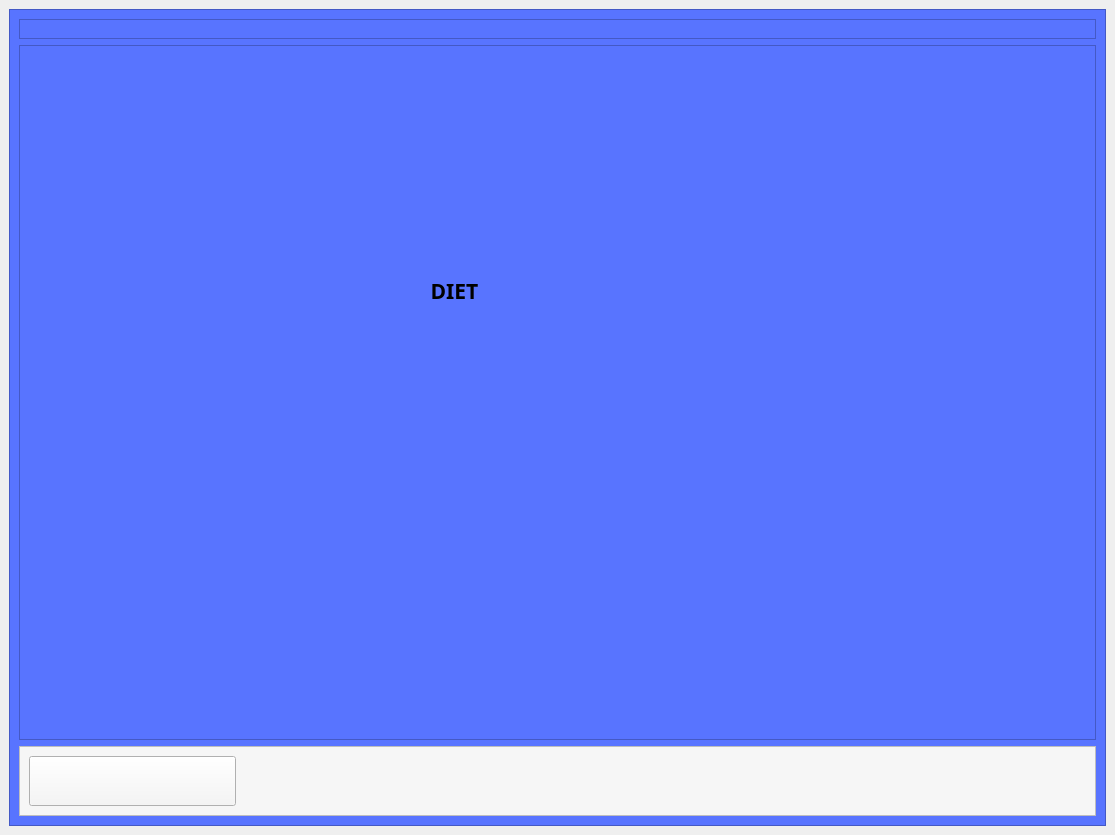
Before: the Qt Designer form ui/l_homepage.ui in neel-mistry/PoCoH-MiniProj, drawn with Qt 5.
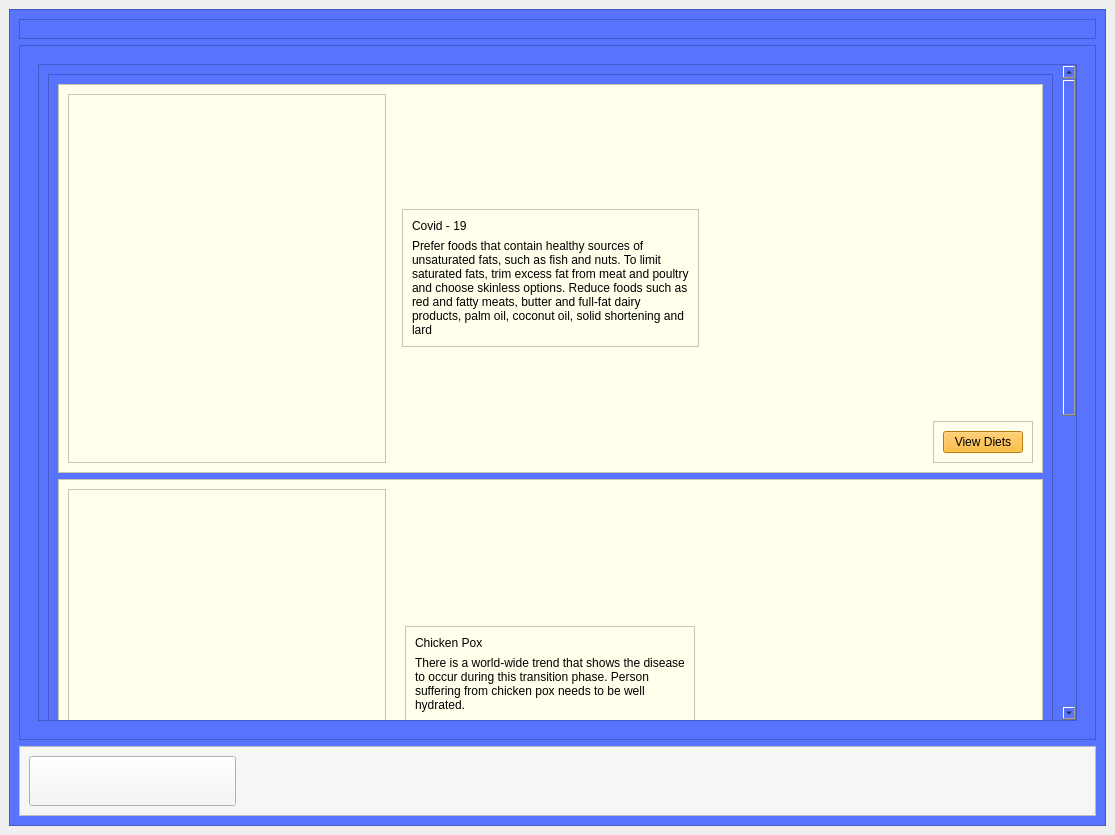
After: the same form once the commit is applied. The open tabs and pages were chosen to show the change. Icons and pictures are not drawn.

Commit message: added image and diet

```diff
--- a/ui/l_homepage.ui
+++ b/ui/l_homepage.ui
@@ -1271,29 +1271,390 @@
              </layout>
             </widget>
             <widget class="QWidget" name="diet">
-             <widget class="QLabel" name="label_16">
-              <property name="geometry">
-               <rect>
-                <x>300</x>
-                <y>170</y>
-                <width>251</width>
-                <height>131</height>
-               </rect>
-              </property>
-              <property name="font">
-               <font>
-                <family>Poppins</family>
-                <pointsize>16</pointsize>
-                <bold>true</bold>
-               </font>
-              </property>
-              <property name="text">
-               <string>DIET</string>
-              </property>
-              <property name="alignment">
-               <set>Qt::AlignCenter</set>
-              </property>
-             </widget>
+             <layout class="QVBoxLayout" name="verticalLayout_30">
+              <item>
+               <widget class="QScrollArea" name="scrollArea_2">
+                <property name="widgetResizable">
+                 <bool>true</bool>
+                </property>
+                <widget class="QWidget" name="scrollAreaWidgetContents_2">
+                 <property name="geometry">
+                  <rect>
+                   <x>0</x>
+                   <y>-561</y>
+                   <width>1020</width>
+                   <height>1218</height>
+                  </rect>
+                 </property>
+                 <layout class="QVBoxLayout" name="verticalLayout_31">
+                  <item>
+                   <widget class="QFrame" name="frame_37">
+                    <property name="minimumSize">
+                     <size>
+                      <width>0</width>
+                      <height>1200</height>
+                     </size>
+                    </property>
+                    <property name="frameShape">
+                     <enum>QFrame::StyledPanel</enum>
+                    </property>
+                    <property name="frameShadow">
+                     <enum>QFrame::Raised</enum>
+                    </property>
+                    <layout class="QVBoxLayout" name="verticalLayout_32">
+                     <item>
+                      <widget class="QFrame" name="frame_38">
+                       <property name="styleSheet">
+                        <string notr="true">background-color: rgb(255, 255, 235);
+border-radius: 0.5em;</string>
+                       </property>
+                       <property name="frameShape">
+                        <enum>QFrame::StyledPanel</enum>
+                       </property>
+                       <property name="frameShadow">
+                        <enum>QFrame::Raised</enum>
+                       </property>
+                       <layout class="QHBoxLayout" name="horizontalLayout_3">
+                        <item>
+                         <widget class="QFrame" name="frame_41">
+                          <property name="frameShape">
+                           <enum>QFrame::StyledPanel</enum>
+                          </property>
+                          <property name="frameShadow">
+                           <enum>QFrame::Raised</enum>
+                          </property>
+                          <layout class="QVBoxLayout" name="verticalLayout_33">
+                           <item>
+                            <widget class="QLabel" name="label_16">
+                             <property name="maximumSize">
+                              <size>
+                               <width>400</width>
+                               <height>300</height>
+                              </size>
+                             </property>
+                             <property name="text">
+                              <string/>
+                             </property>
+                             <property name="pixmap">
+                              <pixmap>../images/2.jpg</pixmap>
+                             </property>
+                             <property name="scaledContents">
+                              <bool>true</bool>
+                             </property>
+                            </widget>
+                           </item>
+                          </layout>
+                         </widget>
+                        </item>
+                        <item alignment="Qt::AlignHCenter|Qt::AlignVCenter">
+                         <widget class="QFrame" name="frame_42">
+                          <property name="maximumSize">
+                           <size>
+                            <width>1000</width>
+                            <height>1000</height>
+                           </size>
+                          </property>
+                          <property name="frameShape">
+                           <enum>QFrame::StyledPanel</enum>
+                          </property>
+                          <property name="frameShadow">
+                           <enum>QFrame::Raised</enum>
+                          </property>
+                          <layout class="QVBoxLayout" name="verticalLayout_35">
+                           <item>
+                            <widget class="QLabel" name="label_18">
+                             <property name="maximumSize">
+                              <size>
+                               <width>16777215</width>
+                               <height>1000</height>
+                              </size>
+                             </property>
+                             <property name="styleSheet">
+                              <string notr="true">font: 700 14pt &quot;Poppins&quot;;</string>
+                             </property>
+                             <property name="text">
+                              <string>Covid - 19</string>
+                             </property>
+                            </widget>
+                           </item>
+                           <item>
+                            <widget class="QLabel" name="label_38">
+                             <property name="styleSheet">
+                              <string notr="true">font: 300 12pt &quot;Poppins&quot;;</string>
+                             </property>
+                             <property name="text">
+                              <string>Prefer foods that contain healthy sources of unsaturated fats, such as fish and nuts. To limit saturated fats, trim excess fat from meat and poultry and choose skinless options. Reduce foods such as red and fatty meats, butter and full-fat dairy products, palm oil, coconut oil, solid shortening and lard</string>
+                             </property>
+                             <property name="wordWrap">
+                              <bool>true</bool>
+                             </property>
+                            </widget>
+                           </item>
+                          </layout>
+                         </widget>
+                        </item>
+                        <item alignment="Qt::AlignRight|Qt::AlignBottom">
+                         <widget class="QFrame" name="frame_43">
+                          <property name="frameShape">
+                           <enum>QFrame::StyledPanel</enum>
+                          </property>
+                          <property name="frameShadow">
+                           <enum>QFrame::Raised</enum>
+                          </property>
+                          <layout class="QVBoxLayout" name="verticalLayout_34">
+                           <item alignment="Qt::AlignBottom">
+                            <widget class="QPushButton" name="lmore1">
+                             <property name="styleSheet">
+                              <string notr="true">border-radius: 0.5em;
+background-color: rgb(255, 174, 13);
+padding-top: 0.30em;
+padding-bottom: 0.30em;
+padding-left: 0.5em;
+padding-right: 0.5em;
+font: 500 10pt &quot;Poppins&quot;;</string>
+                             </property>
+                             <property name="text">
+                              <string>View Diets</string>
+                             </property>
+                            </widget>
+                           </item>
+                          </layout>
+                         </widget>
+                        </item>
+                       </layout>
+                      </widget>
+                     </item>
+                     <item>
+                      <widget class="QFrame" name="frame_39">
+                       <property name="styleSheet">
+                        <string notr="true">background-color: rgb(255, 255, 235);
+border-radius: 0.5em;</string>
+                       </property>
+                       <property name="frameShape">
+                        <enum>QFrame::StyledPanel</enum>
+                       </property>
+                       <property name="frameShadow">
+                        <enum>QFrame::Raised</enum>
+                       </property>
+                       <layout class="QHBoxLayout" name="horizontalLayout_4">
+                        <item>
+                         <widget class="QFrame" name="frame_44">
+                          <property name="frameShape">
+                           <enum>QFrame::StyledPanel</enum>
+                          </property>
+                          <property name="frameShadow">
+                           <enum>QFrame::Raised</enum>
+                          </property>
+                          <layout class="QVBoxLayout" name="verticalLayout_37">
+                           <item>
+                            <widget class="QLabel" name="label_39">
+                             <property name="maximumSize">
+                              <size>
+                               <width>400</width>
+                               <height>300</height>
+                              </size>
+                             </property>
+                             <property name="text">
+                              <string/>
+                             </property>
+                             <property name="pixmap">
+                              <pixmap>../images/disease/1.png</pixmap>
+                             </property>
+                             <property name="scaledContents">
+                              <bool>true</bool>
+                             </property>
+                            </widget>
+                           </item>
+                          </layout>
+                         </widget>
+                        </item>
+                        <item alignment="Qt::AlignHCenter|Qt::AlignVCenter">
+                         <widget class="QFrame" name="frame_45">
+                          <property name="frameShape">
+                           <enum>QFrame::StyledPanel</enum>
+                          </property>
+                          <property name="frameShadow">
+                           <enum>QFrame::Raised</enum>
+                          </property>
+                          <layout class="QVBoxLayout" name="verticalLayout_38">
+                           <item>
+                            <widget class="QLabel" name="label_40">
+                             <property name="styleSheet">
+                              <string notr="true">font: 700 14pt &quot;Poppins&quot;;</string>
+                             </property>
+                             <property name="text">
+                              <string>Chicken Pox</string>
+                             </property>
+                            </widget>
+                           </item>
+                           <item>
+                            <widget class="QLabel" name="label_41">
+                             <property name="styleSheet">
+                              <string notr="true">font: 300 12pt &quot;Poppins&quot;;</string>
+                             </property>
+                             <property name="text">
+                              <string>There is a world-wide trend that shows the disease to occur during this transition phase. Person suffering from chicken pox needs to be well hydrated.</string>
+                             </property>
+                             <property name="wordWrap">
+                              <bool>true</bool>
+                             </property>
+                            </widget>
+                           </item>
+                          </layout>
+                         </widget>
+                        </item>
+                        <item alignment="Qt::AlignRight|Qt::AlignBottom">
+                         <widget class="QFrame" name="frame_46">
+                          <property name="frameShape">
+                           <enum>QFrame::StyledPanel</enum>
+                          </property>
+                          <property name="frameShadow">
+                           <enum>QFrame::Raised</enum>
+                          </property>
+                          <layout class="QVBoxLayout" name="verticalLayout_36">
+                           <item>
+                            <widget class="QPushButton" name="pushButton">
+                             <property name="styleSheet">
+                              <string notr="true">border-radius: 0.5em;
+background-color: rgb(255, 174, 13);
+padding-top: 0.30em;
+padding-bottom: 0.30em;
+padding-left: 0.5em;
+padding-right: 0.5em;
+font: 500 10pt &quot;Poppins&quot;;</string>
+                             </property>
+                             <property name="text">
+                              <string>View Diets</string>
+                             </property>
+                            </widget>
+                           </item>
+                          </layout>
+                         </widget>
+                        </item>
+                       </layout>
+                      </widget>
+                     </item>
+                     <item>
+                      <widget class="QFrame" name="frame_40">
+                       <property name="styleSheet">
+                        <string notr="true">background-color: rgb(255, 255, 235);
+border-radius: 0.5em;</string>
+                       </property>
+                       <property name="frameShape">
+                        <enum>QFrame::StyledPanel</enum>
+                       </property>
+                       <property name="frameShadow">
+                        <enum>QFrame::Raised</enum>
+                       </property>
+                       <layout class="QHBoxLayout" name="horizontalLayout_8">
+                        <item>
+                         <widget class="QFrame" name="frame_47">
+                          <property name="frameShape">
+                           <enum>QFrame::StyledPanel</enum>
+                          </property>
+                          <property name="frameShadow">
+                           <enum>QFrame::Raised</enum>
+                          </property>
+                          <layout class="QVBoxLayout" name="verticalLayout_41">
+                           <item>
+                            <widget class="QLabel" name="label_42">
+                             <property name="maximumSize">
+                              <size>
+                               <width>400</width>
+                               <height>300</height>
+                              </size>
+                             </property>
+                             <property name="text">
+                              <string/>
+                             </property>
+                             <property name="pixmap">
+                              <pixmap>../images/disease/1.png</pixmap>
+                             </property>
+                             <property name="scaledContents">
+                              <bool>true</bool>
+                             </property>
+                            </widget>
+                           </item>
+                          </layout>
+                         </widget>
+                        </item>
+                        <item alignment="Qt::AlignVCenter">
+                         <widget class="QFrame" name="frame_48">
+                          <property name="frameShape">
+                           <enum>QFrame::StyledPanel</enum>
+                          </property>
+                          <property name="frameShadow">
+                           <enum>QFrame::Raised</enum>
+                          </property>
+                          <layout class="QVBoxLayout" name="verticalLayout_40">
+                           <item>
+                            <widget class="QLabel" name="label_43">
+                             <property name="styleSheet">
+                              <string notr="true">font: 700 14pt &quot;Poppins&quot;;</string>
+                             </property>
+                             <property name="text">
+                              <string>Dengue</string>
+                             </property>
+                             <property name="wordWrap">
+                              <bool>true</bool>
+                             </property>
+                            </widget>
+                           </item>
+                           <item>
+                            <widget class="QLabel" name="label_44">
+                             <property name="styleSheet">
+                              <string notr="true">font: 300 12pt &quot;Poppins&quot;;</string>
+                             </property>
+                             <property name="text">
+                              <string>Food that is rich in protein and iron (e.g. meat, eggs and liver) are recommended to help you recover from dengue fever. These help prevent anemia and strengthen the immune system.</string>
+                             </property>
+                             <property name="wordWrap">
+                              <bool>true</bool>
+                             </property>
+                            </widget>
+                           </item>
+                          </layout>
+                         </widget>
+                        </item>
+                        <item alignment="Qt::AlignRight|Qt::AlignBottom">
+                         <widget class="QFrame" name="frame_49">
+                          <property name="frameShape">
+                           <enum>QFrame::StyledPanel</enum>
+                          </property>
+                          <property name="frameShadow">
+                           <enum>QFrame::Raised</enum>
+                          </property>
+                          <layout class="QVBoxLayout" name="verticalLayout_39">
+                           <item>
+                            <widget class="QPushButton" name="pushButton_2">
+                             <property name="styleSheet">
+                              <string notr="true">border-radius: 0.5em;
+background-color: rgb(255, 174, 13);
+padding-top: 0.30em;
+padding-bottom: 0.30em;
+padding-left: 0.5em;
+padding-right: 0.5em;
+font: 500 10pt &quot;Poppins&quot;;</string>
+                             </property>
+                             <property name="text">
+                              <string>View Diets</string>
+                             </property>
+                            </widget>
+                           </item>
+                          </layout>
+                         </widget>
+                        </item>
+                       </layout>
+                      </widget>
+                     </item>
+                    </layout>
+                   </widget>
+                  </item>
+                 </layout>
+                </widget>
+               </widget>
+              </item>
+             </layout>
             </widget>
             <widget class="QWidget" name="homeremedies">
              <widget class="QLabel" name="label_14">
```
Left out of the diff: 4 changed lines with no effect on the pictures. The commit also changes 5 other files.
